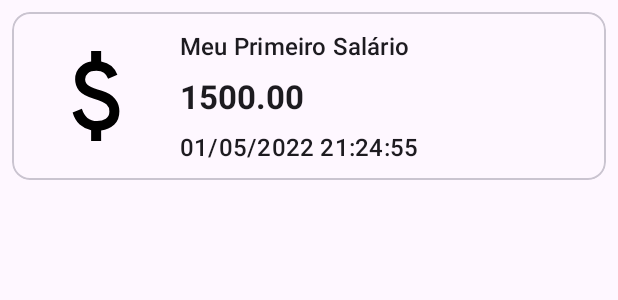
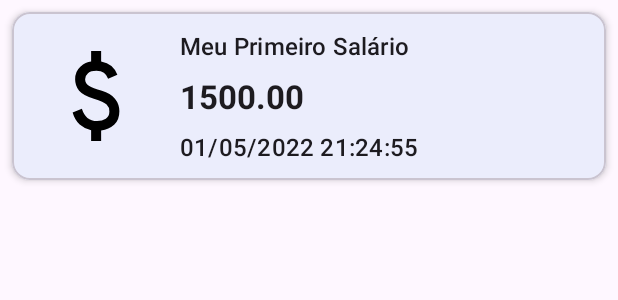
Before and after one commit to MattFerreira213/bankline-android, an Android app: the layout bank_statement_item.xml on its own in the app's theme, with its tools: preview values and no code run, on a phone screen of 412 x 824 dp. Shown: the top 300 px of the screen. Run offline under Robolectric (Android 15) with nearby library versions, the phone set to English and light mode, and no system bars.

Commit message:
pequenos ajustes no design do app

```diff
--- a/app/src/main/java/com/example/bankline_android/data/BanklineRepository.kt
+++ b/app/src/main/java/com/example/bankline_android/data/BanklineRepository.kt
@@ -12,7 +12,7 @@ object BanklineRepository {
 
     private val restApi by lazy {
         Retrofit.Builder()
-        .baseUrl("http://192.168.31.66:8080/")
+        .baseUrl("http://192.168.0.120:8080/")
         .addConverterFactory(GsonConverterFactory.create())
         .build()
         .create(BanklineApi::class.java)
--- a/app/src/main/java/com/example/bankline_android/ui/Statement/BankStatementActivity.kt
+++ b/app/src/main/java/com/example/bankline_android/ui/Statement/BankStatementActivity.kt
@@ -35,6 +35,10 @@ class BankStatementActivity : AppCompatActivity() {
         binding.rvBankStatement.layoutManager = LinearLayoutManager(this)
         findBankStatement()
 
+        binding.srBankStatement.setOnRefreshListener {
+            findBankStatement()
+        }
+
     }
 
     private fun findBankStatement() {
--- a/app/src/main/java/com/example/bankline_android/ui/welcome/WelcomeActivity.kt
+++ b/app/src/main/java/com/example/bankline_android/ui/welcome/WelcomeActivity.kt
@@ -20,8 +20,9 @@ class WelcomeActivity : AppCompatActivity() {
         setContentView(binding.root)
 
         binding.btnContinue.setOnClickListener {
-            if (validateAccountHolder(binding.edtNumberAccount.text.toString())) {
+            val validate = validateAccountHolder(binding.edtNumberAccount.text.toString())
 
+            if (validate) {
                 val accountHolderId = binding.edtNumberAccount.text.toString().toInt()
                 val accountHolder = Correntista(accountHolderId)
 
--- a/app/src/main/res/layout/bank_statement_item.xml
+++ b/app/src/main/res/layout/bank_statement_item.xml
@@ -4,7 +4,8 @@
     xmlns:tools="http://schemas.android.com/tools"
     android:layout_width="match_parent"
     android:layout_height="wrap_content"
-    android:layout_margin="@dimen/margin_half_default">
+    android:layout_margin="@dimen/margin_half_default"
+    app:cardElevation="3dp">
 
     <androidx.constraintlayout.widget.ConstraintLayout
         android:layout_width="match_parent"
```
